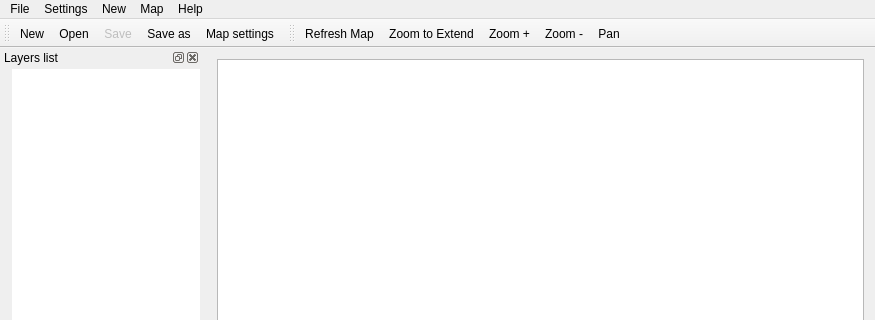
First picture: the form in mainwindow.ui, repository QMapfileEditor/QMapfileEditor, before the edit; both pictures show x 0 to 875 and y 0 to 320 of the 875 by 651 pixel window.
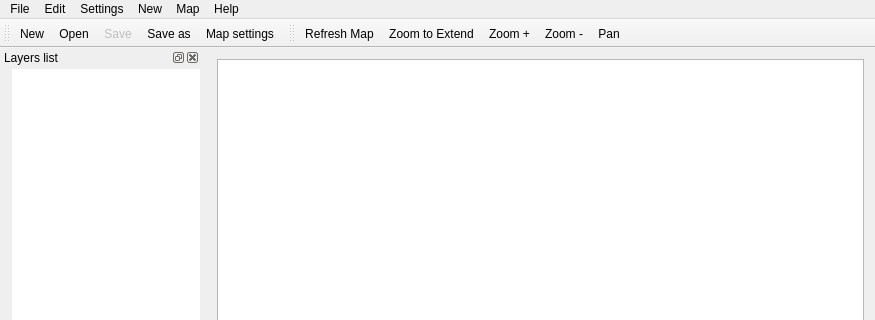
Second picture: the form after the edit. Icons and pictures are not drawn.

The edit to the form file:
```diff
--- a/mainwindow.ui
+++ b/mainwindow.ui
@@ -153,7 +153,15 @@
     <addaction name="actionZoom_2"/>
     <addaction name="actionPan"/>
    </widget>
+   <widget class="QMenu" name="menuEdit">
+    <property name="title">
+     <string>Edit</string>
+    </property>
+    <addaction name="actionUndo"/>
+    <addaction name="actionRedo"/>
+   </widget>
    <addaction name="menuFile"/>
+   <addaction name="menuEdit"/>
    <addaction name="menuSetting"/>
    <addaction name="menuNew"/>
    <addaction name="menuMap"/>
```
Left out of the diff: 6 changed lines with no effect on the pictures.
